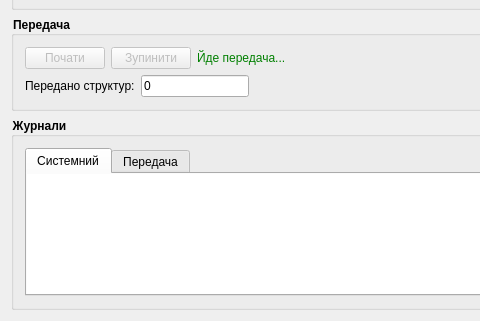
Before: the Qt Designer form controller/MainWindow.ui in darkjedi9922/winsock-cw, drawn with Qt 5; both pictures show x 0 to 480 and y 96 to 417 of the 632 by 417 pixel window.
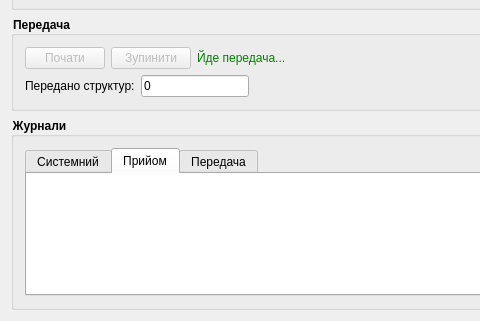
After: the same form once the commit is applied. The open tabs and pages were chosen to show the change.

Commit message: Add recieve log to controller window.

Diff of the .ui file:
```diff
--- a/controller/MainWindow.ui
+++ b/controller/MainWindow.ui
@@ -13,7 +13,7 @@
   <property name="windowTitle">
    <string>Керуюча обчислювальна машина</string>
   </property>
-  <layout class="QVBoxLayout" name="verticalLayout_5">
+  <layout class="QVBoxLayout" name="verticalLayout_7">
    <item>
     <widget class="QGroupBox" name="groupBox">
      <property name="styleSheet">
@@ -298,6 +298,32 @@
           </item>
          </layout>
         </widget>
+        <widget class="QWidget" name="tab_2">
+         <attribute name="title">
+          <string>Прийом</string>
+         </attribute>
+         <layout class="QVBoxLayout" name="verticalLayout_5">
+          <property name="leftMargin">
+           <number>0</number>
+          </property>
+          <property name="topMargin">
+           <number>0</number>
+          </property>
+          <property name="rightMargin">
+           <number>0</number>
+          </property>
+          <property name="bottomMargin">
+           <number>0</number>
+          </property>
+          <item>
+           <widget class="QPlainTextEdit" name="plainTextEdit_2">
+            <property name="frameShape">
+             <enum>QFrame::NoFrame</enum>
+            </property>
+           </widget>
+          </item>
+         </layout>
+        </widget>
         <widget class="QWidget" name="tab_3">
          <attribute name="title">
           <string>Передача</string>
```
Left out of the diff: 2 changed lines with no effect on the pictures.
